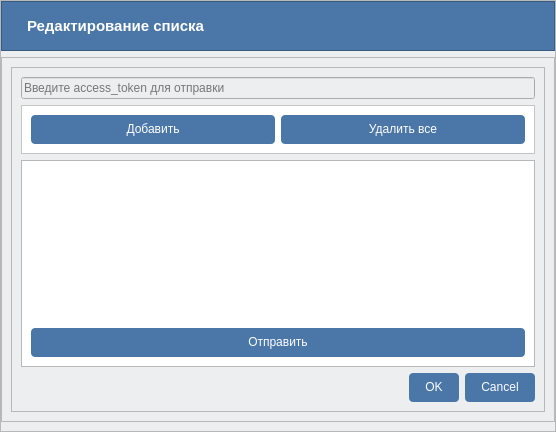
This is src/grouptableedit.ui in MorganGrieves/VKSender as Qt 5 draws it before an edit. The edited form follows.
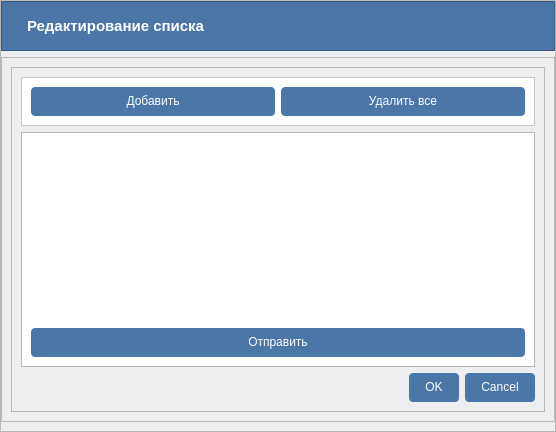
This is the edited form.

Commit message: greeting widget, filtering number of groups in QLineEdit

Patch:
```diff
--- a/src/grouptableedit.ui
+++ b/src/grouptableedit.ui
@@ -130,13 +130,6 @@
             <enum>QFrame::Raised</enum>
            </property>
            <layout class="QVBoxLayout" name="verticalLayout_4">
-            <item>
-             <widget class="QLineEdit" name="lineEdit">
-              <property name="placeholderText">
-               <string>Введите access_token для отправки</string>
-              </property>
-             </widget>
-            </item>
             <item>
              <widget class="QFrame" name="frame">
               <property name="styleSheet">
```
Left out of the diff: 1 changed line with no effect on the pictures. The commit also changes 15 other files.
